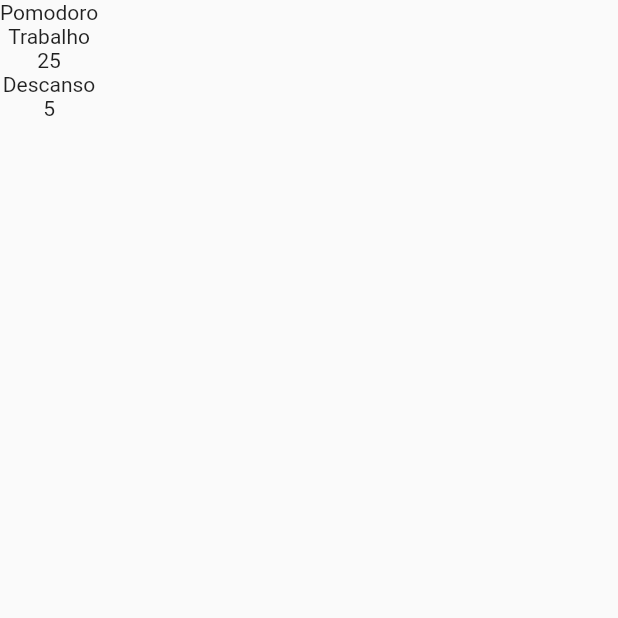
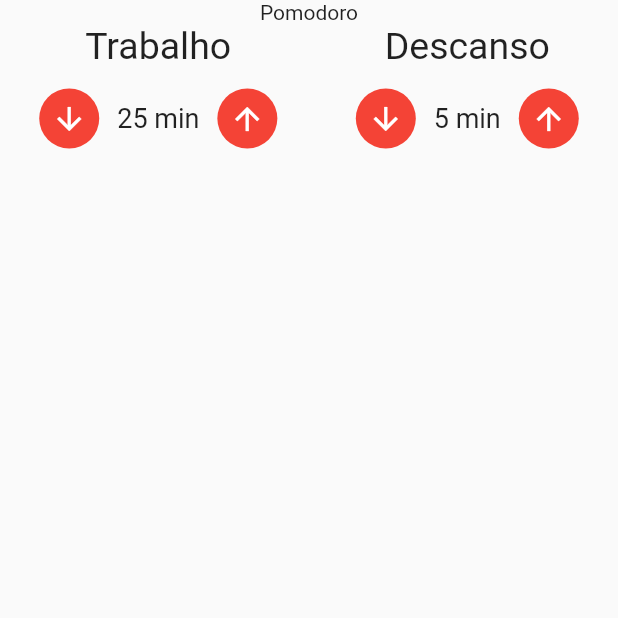
Before and after one commit to richardborgesdev/flutter-cod3r-pomodoro, a Flutter app: the screen it shows after launch, on a phone screen of 412 x 824 dp, the top half of it. Run offline on Flutter 3.47's test engine with Material 2 defaults, Android fonts, the phone set to English and light mode, and no system bars; our stand-ins replace flutter_mobx, mobx; generated files the repository leaves out were written again.

Commit message:
chore: add buttons, centralize UI

```diff
--- a/lib/components/EntradaTempo.dart
+++ b/lib/components/EntradaTempo.dart
@@ -13,9 +13,48 @@
   @override
   Widget build(BuildContext context) {
     return Column(
+      crossAxisAlignment: CrossAxisAlignment.center,
       children: [
-        Text(this.titulo),
-        Text(this.valor.toString()),
+        Text(
+          this.titulo,
+          style: TextStyle(
+            fontSize: 25,
+          ),
+        ),
+        SizedBox(height: 10),
+        Row(
+          mainAxisAlignment: MainAxisAlignment.center,
+          children: [
+            TextButton(
+              style: TextButton.styleFrom(
+                backgroundColor: Colors.red,
+                shape: CircleBorder(),
+              ),
+              child: Icon(
+                Icons.arrow_downward,
+                color: Colors.white,
+              ),
+              onPressed: () {},
+            ),
+            Text(
+              '${this.valor} min',
+              style: TextStyle(
+                fontSize: 18,
+              ),
+            ),
+            TextButton(
+              style: TextButton.styleFrom(
+                backgroundColor: Colors.red,
+                shape: CircleBorder(),
+              ),
+              child: Icon(
+                Icons.arrow_upward,
+                color: Colors.white,
+              ),
+              onPressed: () {},
+            ),
+          ],
+        ),
       ],
     );
   }
--- a/lib/pages/Pomodoro.dart
+++ b/lib/pages/Pomodoro.dart
@@ -10,6 +10,9 @@
       body: Column(
         children: [
           Text('Pomodoro'),
+          Row(
+            mainAxisAlignment: MainAxisAlignment.spaceAround,
+            children: [
               EntradaTempo(
                 valor: 25,
                 titulo: 'Trabalho',
@@ -20,6 +23,8 @@
               ),
             ],
           ),
+        ],
+      ),
     );
   }
 }
```
Lines whose indentation alone changed are shown as unchanged.
